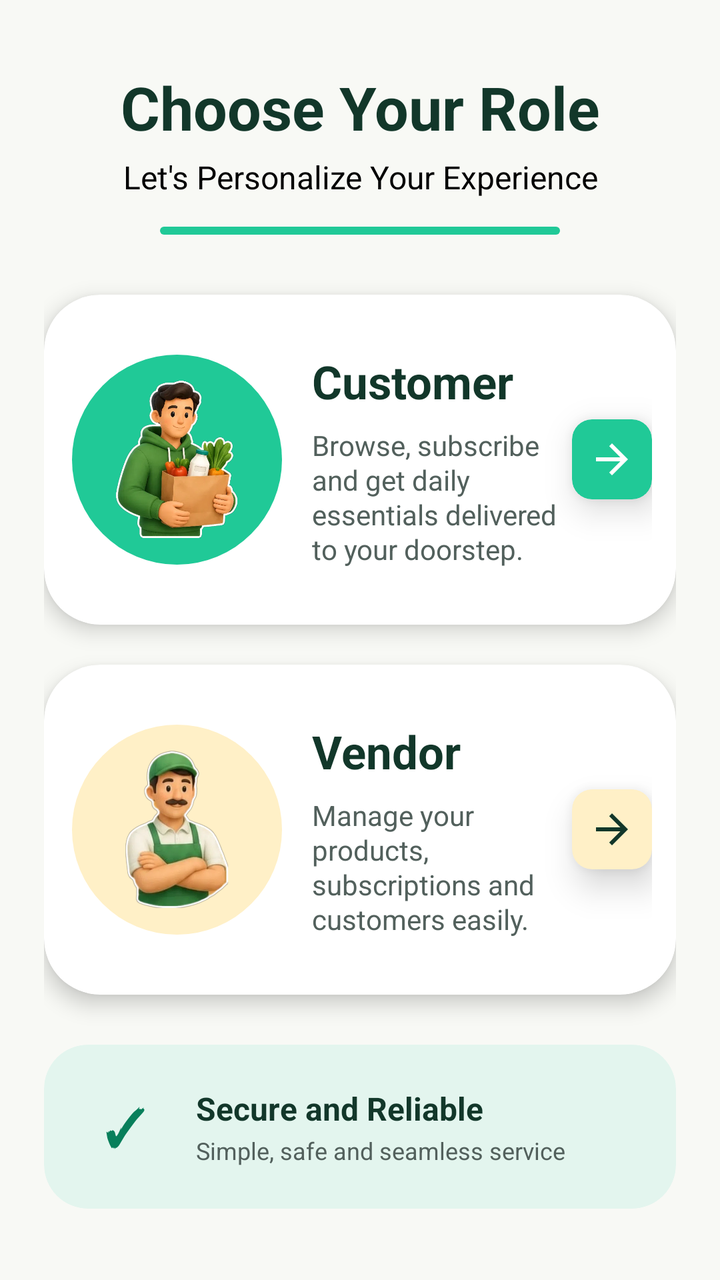
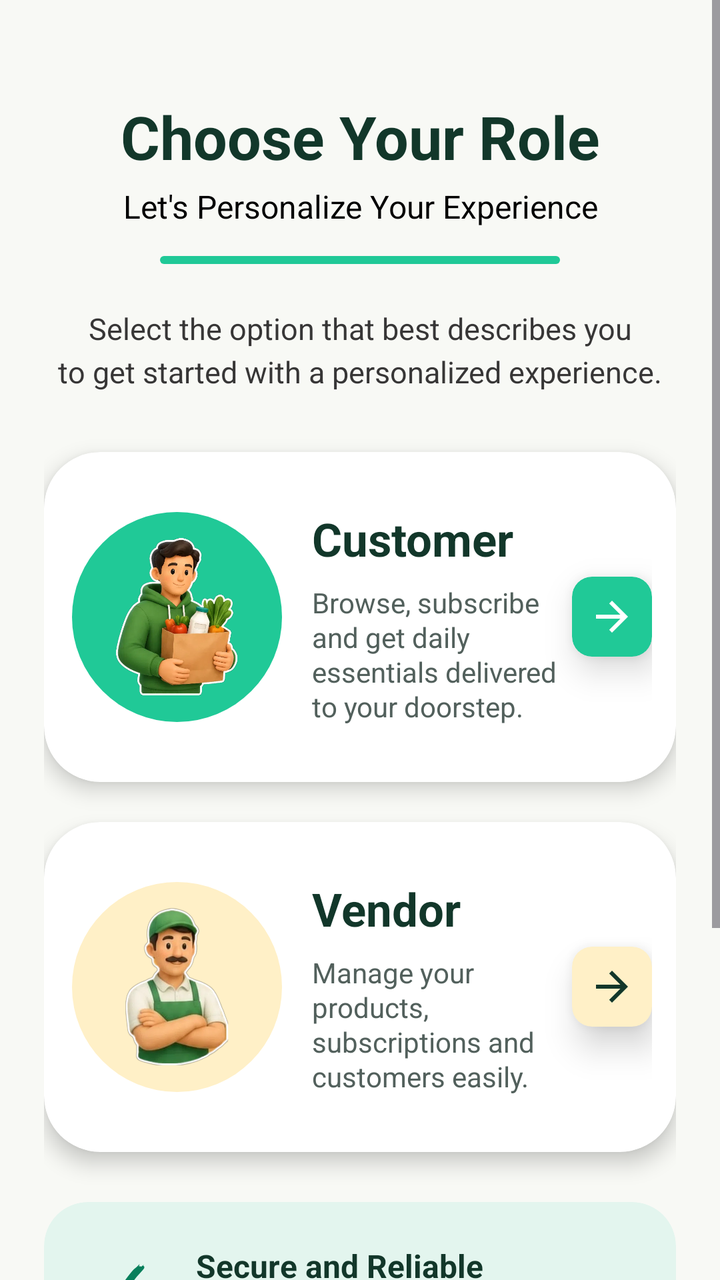

The first picture is an Android layout as it rendered before a commit; the second is the same layout after the commit. The layout source and the unified diff follow.
<!-- AndroidManifest.xml: application theme Theme.NextGen -->
<!-- res/layout/activity_selection_form.xml -->
<?xml version="1.0" encoding="utf-8"?>
<ScrollView xmlns:android="http://schemas.android.com/apk/res/android"
    xmlns:app="http://schemas.android.com/apk/res-auto"
    android:layout_width="match_parent"
    android:layout_height="match_parent"
    android:background="#F8F9F5"
    android:overScrollMode="never">

    <LinearLayout
        android:layout_width="match_parent"
        android:layout_height="wrap_content"
        android:orientation="vertical"
        android:paddingStart="22dp"
        android:paddingTop="28dp"
        android:paddingEnd="22dp"
        android:paddingBottom="30dp"
        android:layout_gravity="center">


        <TextView
            android:id="@+id/tvTitle"
            android:layout_width="match_parent"
            android:layout_height="wrap_content"
            android:gravity="center"
            android:text="Choose Your Role"
            android:textColor="@color/deep_green"
            android:textSize="30sp"
            android:textStyle="bold"/>

        <TextView
            android:id="@+id/tvSubtitle"
            android:layout_width="match_parent"
            android:layout_height="wrap_content"
            android:layout_marginTop="4dp"
            android:gravity="center"
            android:text="Let's Personalize Your Experience"
            android:textColor="@color/black"
            android:textSize="16sp"
            android:textStyle="normal"/>

        <View
            android:layout_width="200dp"
            android:layout_height="4dp"
            android:layout_gravity="center"
            android:layout_marginTop="14dp"
            android:background="@drawable/bg_green_line"/>



        <androidx.cardview.widget.CardView
            android:id="@+id/cardCustomer"
            android:layout_width="match_parent"
            android:layout_height="165dp"
            android:layout_marginTop="30dp"
            android:clickable="true"
            android:focusable="true"
            android:foreground="?attr/selectableItemBackground"
            app:cardBackgroundColor="#FFFFFF"
            app:cardCornerRadius="28dp"
            app:cardElevation="6dp">

            <LinearLayout
                android:layout_width="match_parent"
                android:layout_height="match_parent"
                android:gravity="center_vertical"
                android:orientation="horizontal"
                android:paddingStart="14dp"
                android:paddingEnd="12dp">

                

                <FrameLayout
                    android:layout_width="105dp"
                    android:layout_height="105dp"
                    android:background="@drawable/bg_customer_circle">

                    <ImageView
                        android:id="@+id/imgCustomer"
                        android:layout_width="82dp"
                        android:layout_height="82dp"
                        android:layout_gravity="center"
                        android:scaleType="fitCenter"
                        android:src="@drawable/customer_image"
                        android:contentDescription="Customer" />

                </FrameLayout>


                

                <LinearLayout
                    android:layout_width="0dp"
                    android:layout_height="wrap_content"
                    android:layout_weight="1"
                    android:layout_marginStart="15dp"
                    android:layout_marginEnd="7dp"
                    android:orientation="vertical">

                    <TextView
                        android:layout_width="wrap_content"
                        android:layout_height="wrap_content"
                        android:text="Customer"
                        android:textColor="#12372A"
                        android:textSize="23sp"
                        android:textStyle="bold"
                        android:maxLines="1" />

                    <TextView
                        android:layout_width="match_parent"
                        android:layout_height="wrap_content"
                        android:layout_marginTop="7dp"
                        android:text="Browse, subscribe and get daily essentials delivered to your doorstep."
                        android:textColor="#52605C"
                        android:textSize="14sp"
                        android:lineSpacingExtra="1dp" />

                </LinearLayout>

                <androidx.cardview.widget.CardView
                    android:id="@+id/cvCustomerArrow"
                    android:layout_width="40dp"
                    android:layout_height="40dp"
                    app:cardElevation="10dp"
                    app:cardCornerRadius="10dp"
                    android:backgroundTint="@color/mint_greean">

                    <ImageView
                        android:layout_width="wrap_content"
                        android:layout_height="wrap_content"
                        android:src="@drawable/arrow_icon_right"
                        android:layout_gravity="center"
                        android:tint="@color/white"/>

                </androidx.cardview.widget.CardView>


            </LinearLayout>

        </androidx.cardview.widget.CardView>


        

        <androidx.cardview.widget.CardView
            android:id="@+id/cardVendor"
            android:layout_width="match_parent"
            android:layout_height="165dp"
            android:layout_marginTop="20dp"
            android:clickable="true"
            android:focusable="true"
            android:foreground="?attr/selectableItemBackground"
            app:cardBackgroundColor="#FFFFFF"
            app:cardCornerRadius="28dp"
            app:cardElevation="6dp">

            <LinearLayout
                android:layout_width="match_parent"
                android:layout_height="match_parent"
                android:gravity="center_vertical"
                android:orientation="horizontal"
                android:paddingStart="14dp"
                android:paddingEnd="12dp">

                

                <FrameLayout
                    android:layout_width="105dp"
                    android:layout_height="105dp"
                    android:background="@drawable/bg_vendor_circle">

                    <ImageView
                        android:id="@+id/imgVendor"
                        android:layout_width="82dp"
                        android:layout_height="82dp"
                        android:layout_gravity="center"
                        android:scaleType="fitCenter"
                        android:src="@drawable/vendor_image"
                        android:contentDescription="Vendor" />

                </FrameLayout>


                

                <LinearLayout
                    android:layout_width="0dp"
                    android:layout_height="wrap_content"
                    android:layout_weight="1"
                    android:layout_marginStart="15dp"
                    android:layout_marginEnd="7dp"
                    android:orientation="vertical">

                    <TextView
                        android:layout_width="wrap_content"
                        android:layout_height="wrap_content"
                        android:text="Vendor"
                        android:textColor="#12372A"
                        android:textSize="23sp"
                        android:textStyle="bold"
                        android:maxLines="1" />

                    <TextView
                        android:layout_width="match_parent"
                        android:layout_height="wrap_content"
                        android:layout_marginTop="7dp"
                        android:text="Manage your products, subscriptions and customers easily."
                        android:textColor="#52605C"
                        android:textSize="14sp"
                        android:lineSpacingExtra="1dp" />

                </LinearLayout>


                

                <androidx.cardview.widget.CardView
                    android:id="@+id/cvVendorArrow"
                    android:layout_width="40dp"
                    android:layout_height="40dp"
                    app:cardElevation="10dp"
                    app:cardCornerRadius="10dp"
                    android:backgroundTint="@color/yellow">

                    <ImageView
                        android:layout_width="wrap_content"
                        android:layout_height="wrap_content"
                        android:src="@drawable/arrow_icon_right"
                        android:layout_gravity="center"
                        android:tint="@color/deep_green"/>

                </androidx.cardview.widget.CardView>

            </LinearLayout>

        </androidx.cardview.widget.CardView>


        

        <androidx.cardview.widget.CardView
            android:layout_width="match_parent"
            android:layout_height="82dp"
            android:layout_marginTop="25dp"
            app:cardBackgroundColor="#E3F5EE"
            app:cardCornerRadius="22dp"
            app:cardElevation="0dp">

            <LinearLayout
                android:layout_width="match_parent"
                android:layout_height="match_parent"
                android:gravity="center_vertical"
                android:paddingStart="18dp"
                android:paddingEnd="18dp">

                <TextView
                    android:layout_width="45dp"
                    android:layout_height="45dp"
                    android:gravity="center"
                    android:text="✓"
                    android:textColor="#087F5B"
                    android:textSize="25sp"
                    android:textStyle="bold"/>

                <LinearLayout
                    android:layout_width="0dp"
                    android:layout_height="wrap_content"
                    android:layout_weight="1"
                    android:layout_marginStart="13dp"
                    android:orientation="vertical">

                    <TextView
                        android:layout_width="wrap_content"
                        android:layout_height="wrap_content"
                        android:text="Secure and Reliable"
                        android:textColor="#12372A"
                        android:textSize="16sp"
                        android:textStyle="bold" />

                    <TextView
                        android:layout_width="wrap_content"
                        android:layout_height="wrap_content"
                        android:layout_marginTop="2dp"
                        android:text="Simple, safe and seamless service"
                        android:textColor="#52605C"
                        android:textSize="12sp" />

                </LinearLayout>

            </LinearLayout>

        </androidx.cardview.widget.CardView>

    </LinearLayout>

</ScrollView>
<!-- resources referenced by this layout -->
<resources>
  <color name="black">#FF000000</color>
  <color name="deep_green">#12372A</color>
  <color name="mint_greean">#20C997</color>
  <color name="white">#FFFFFFFF</color>
  <color name="yellow">#FFF0C7</color>
  <!-- drawable arrow_icon_right (drawable) -->
  <vector xmlns:android="http://schemas.android.com/apk/res/android" android:autoMirrored="true" android:height="24dp" android:tint="#000000" android:viewportHeight="24" android:viewportWidth="24" android:width="24dp">
        
      <path android:fillColor="@android:color/white" android:pathData="M12,4l-1.41,1.41L16.17,11H4v2h12.17l-5.58,5.59L12,20l8,-8z"/>
      
  </vector>
  <!-- drawable bg_customer_circle (drawable) -->
  <?xml version="1.0" encoding="utf-8"?>
  <shape xmlns:android="http://schemas.android.com/apk/res/android">
  
      <solid android:color="@color/mint_greean"/>
      <corners android:radius="70dp"/>
  
  </shape>
  <!-- drawable bg_green_line (drawable) -->
  <?xml version="1.0" encoding="utf-8"?>
  <shape xmlns:android="http://schemas.android.com/apk/res/android">
  
      <solid android:color="#20C997" />
  
      <corners android:radius="10dp" />
  
  </shape>
  <!-- drawable bg_vendor_circle (drawable) -->
  <?xml version="1.0" encoding="utf-8"?>
  <shape xmlns:android="http://schemas.android.com/apk/res/android">
  
      <solid android:color="@color/yellow"/>
      <corners android:radius="70dp"/>
  
  </shape>
  <!-- drawable customer_image: jpg bitmap (drawable, 28904 bytes) -->
  <!-- drawable vendor_image: png bitmap (drawable, 206024 bytes) -->
  <style name="Theme.NextGen" parent="Base.Theme.NextGen" />
  <style name="Base.Theme.NextGen" parent="Theme.Material3.DayNight.NoActionBar">
          
          
      </style>
</resources>

<!-- the commit's change to res/layout/activity_selection_form.xml (unified diff, before → after) -->
@@ -14,7 +14,7 @@
         android:paddingTop="28dp"
         android:paddingEnd="22dp"
         android:paddingBottom="30dp"
-        android:layout_gravity="center">
+        android:layout_marginTop="20dp">
 
 
         <TextView
@@ -45,6 +45,15 @@
             android:layout_marginTop="14dp"
             android:background="@drawable/bg_green_line"/>
 
+        <TextView
+            android:layout_width="match_parent"
+            android:layout_height="wrap_content"
+            android:layout_marginTop="22dp"
+            android:gravity="center"
+            android:lineSpacingExtra="4dp"
+            android:text="Select the option that best describes you&#10;to get started with a personalized experience."
+            android:textColor="@color/grey"
+            android:textSize="15sp" />
 
 
         <androidx.cardview.widget.CardView
@@ -139,8 +148,6 @@
         </androidx.cardview.widget.CardView>
 
 
-        
-
         <androidx.cardview.widget.CardView
             android:id="@+id/cardVendor"
             android:layout_width="match_parent"
@@ -161,7 +168,6 @@
                 android:paddingStart="14dp"
                 android:paddingEnd="12dp">
 
-                
 
                 <FrameLayout
                     android:layout_width="105dp"
@@ -180,8 +186,6 @@
                 </FrameLayout>
 
 
-                
-
                 <LinearLayout
                     android:layout_width="0dp"
                     android:layout_height="wrap_content"
@@ -211,8 +215,6 @@
                 </LinearLayout>
 
 
-                
-
                 <androidx.cardview.widget.CardView
                     android:id="@+id/cvVendorArrow"
                     android:layout_width="40dp"
@@ -234,8 +236,6 @@
 
         </androidx.cardview.widget.CardView>
 
-
-        
 
         <androidx.cardview.widget.CardView
             android:layout_width="match_parent"
@@ -290,6 +290,14 @@
 
         </androidx.cardview.widget.CardView>
 
+        <ImageView
+            android:id="@+id/ivScootyMoving"
+            android:layout_width="150dp"
+            android:layout_height="150dp"
+            android:src="@drawable/scooty_image"
+            android:layout_marginTop="20dp"/>
+
+
     </LinearLayout>
 
 </ScrollView>
<!-- resource entries referenced after the edit -->
@@ -2,6 +2,7 @@
 <resources>
   <color name="black">#FF000000</color>
   <color name="deep_green">#12372A</color>
+  <color name="grey">#373636</color>
   <color name="mint_greean">#20C997</color>
   <color name="white">#FFFFFFFF</color>
   <color name="yellow">#FFF0C7</color>
@@ -37,6 +38,7 @@
   
   </shape>
   <!-- drawable customer_image: jpg bitmap (drawable, 28904 bytes) -->
+  <!-- drawable scooty_image: png bitmap (drawable, 265795 bytes) -->
   <!-- drawable vendor_image: png bitmap (drawable, 206024 bytes) -->
   <style name="Theme.NextGen" parent="Base.Theme.NextGen" />
   <style name="Base.Theme.NextGen" parent="Theme.Material3.DayNight.NoActionBar">
